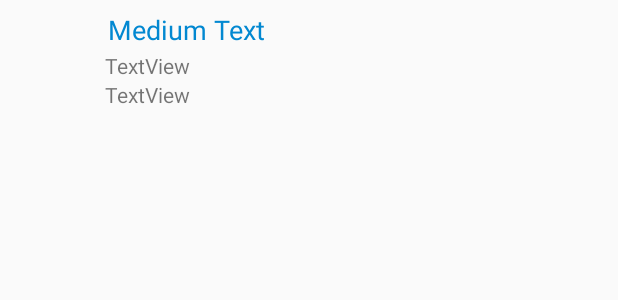
After one commit to Alink7/huertoencasa, an Android app: the layout fila_lista.xml on its own in the app's theme, with its tools: preview values and no code run, on a phone screen of 412 x 824 dp. The commit adds this screen. Shown: the top 300 px of the screen. Run offline under Robolectric (Android 15) with nearby library versions, the phone set to English and light mode, and no system bars.

Commit message:
Asignaciones a cultivos

```diff
--- a/app/src/main/java/bd/BdSqliteHelper.java
+++ b/app/src/main/java/bd/BdSqliteHelper.java
@@ -15,7 +15,7 @@ public class BdSqliteHelper extends SQLiteOpenHelper {
         super(context, name, factory, version);
         tablas = new String[2];
         tablas[0] = "Create table Cultivo (idCultivo INTEGER PRIMARY KEY, largo FLOAT, ancho FLOAT, profundidad FLOAT, tipoSuelo TEXT)";
-        tablas[1] = "Create table CultivoContienePlantas (idCultivo INTEGER, idPlanta INTEGER, cantidad INTEGER, fecha TEXT)";
+        tablas[1] = "Create table CultivoContienePlantas (idCultivo INTEGER, idPlanta INTEGER, cantidad INTEGER, fecha TEXT, nombre TEXT)";
         dropTablas = new String[2];
         dropTablas[0] = "Drop table if exists Cultivo";
         dropTablas[1] = "Drop table if exists CultivoContienePlantas";
--- /dev/null
+++ b/app/src/main/res/layout/fila_lista.xml
@@ -0,0 +1,43 @@
+<?xml version="1.0" encoding="utf-8"?>
+<LinearLayout xmlns:android="http://schemas.android.com/apk/res/android"
+
+    android:orientation="horizontal"
+    android:layout_width="fill_parent"
+    android:layout_height="fill_parent">
+
+    <ImageView
+        android:id="@+id/icon"
+        android:layout_width="60dp"
+        android:layout_height="60dp"
+        android:padding="5dp" />
+
+    <LinearLayout android:layout_width="wrap_content"
+        android:layout_height="wrap_content"
+        android:orientation="vertical">
+
+        <TextView
+            android:id="@+id/texto_principal"
+            android:layout_width="wrap_content"
+            android:layout_height="wrap_content"
+            android:text="Medium Text"
+            android:textAppearance="?android:attr/textAppearanceMedium"
+            android:layout_marginLeft="10dp"
+            android:layout_marginTop="5dp"
+            android:padding="2dp"
+            android:textColor="#0288D1" />
+        <TextView
+            android:id="@+id/texto_secundario"
+            android:layout_width="wrap_content"
+            android:layout_height="wrap_content"
+            android:text="TextView"
+            android:layout_marginLeft="10dp"/>
+        <TextView
+            android:id="@+id/texto_tipo"
+            android:layout_width="wrap_content"
+            android:layout_height="wrap_content"
+            android:text="TextView"
+            android:layout_marginLeft="10dp"/>
+    </LinearLayout>
+
+
+</LinearLayout>
```
Also changed, not shown: app/src/main/java/com/example/alink/huerto/AgregarACultivoActivity.java (+9 -5 lines), app/src/main/java/com/example/alink/huerto/DetalleCultivo.java (added, +67 -0 lines), app/src/main/java/com/example/alink/huerto/DetallePlantaActivity.java (+13 -25 lines), app/src/main/java/com/example/alink/huerto/ListAdapter.java (added, +54 -0 lines), app/src/main/java/com/example/alink/huerto/PlantaAux.java (added, +50 -0 lines), app/src/main/res/layout/activity_detalle_cultivo.xml (added, +27 -0 lines), app/src/main/res/layout/activity_detalle_planta.xml (+14 -55 lines).
